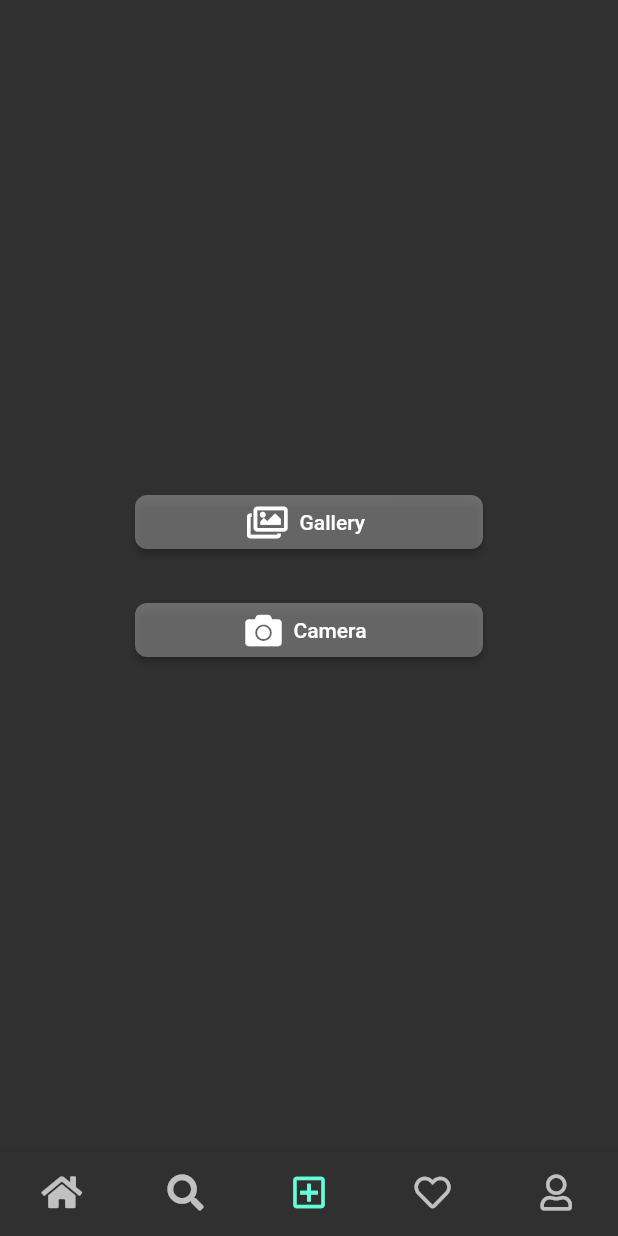
After one commit to John-Thailand/insta_clone, a Flutter app: the HomeScreen screen opened directly, item 3 of the bottom bar chosen, on a phone screen of 412 x 824 dp. The commit adds this screen. Run offline on Flutter 3.47's test engine with Material 2 defaults, Android fonts, the phone set to English and light mode, and no system bars; our stand-ins replace cloud_firestore, firebase_auth, firebase_core, fluttertoast, font_awesome_flutter, geocoding and 3 more; accounts and stored records are empty; Roboto replaces fonts that are missing (NotoSansJP-Medium).

Commit message:
画像取得・位置情報取得

```diff
--- a/lib/style.dart
+++ b/lib/style.dart
@@ -6,3 +6,8 @@ const BoldFont = "NotoSansJP-Bold";
 
 //Login
 const loginTitleTextStyle = TextStyle(fontFamily: TitleFont, fontSize: 48);
+
+//Post
+const postCationTextStyle = TextStyle(fontFamily: RegularFont, fontSize: 14.0);
+const postLocationTextStyle =
+    TextStyle(fontFamily: RegularFont, fontSize: 16.0);
--- /dev/null
+++ b/lib/utils/constants.dart
@@ -0,0 +1,9 @@
+enum UploadType {
+  GALLERY,
+  CAMERA,
+}
+
+enum PostCaptionOpenMode {
+  FROM_POST,
+  FROM_FEED,
+}
--- a/lib/view/home_screen.dart
+++ b/lib/view/home_screen.dart
@@ -1,13 +1,72 @@
 import 'package:flutter/material.dart';
+import 'package:font_awesome_flutter/font_awesome_flutter.dart';
 import 'package:insta_clone/generated/l10n.dart';
+import 'package:insta_clone/view/activities/pages/activities_page.dart';
+import 'package:insta_clone/view/feed/pages/feed_page.dart';
+import 'package:insta_clone/view/post/pages/post_page.dart';
+import 'package:insta_clone/view/profile/pages/profile_page.dart';
+import 'package:insta_clone/view/search/pages/search_page.dart';
 
-class HomeScreen extends StatelessWidget {
+class HomeScreen extends StatefulWidget {
   const HomeScreen({Key? key}) : super(key: key);
 
   @override
+  State<HomeScreen> createState() => _HomeScreenState();
+}
+
+class _HomeScreenState extends State<HomeScreen> {
+  List<Widget> _pages = [];
+  int _currentIndex = 0;
+
+  @override
+  void initState() {
+    _pages = [
+      FeedPage(),
+      SearchPage(),
+      PostPage(),
+      ActivitiesPage(),
+      ProfilePage(),
+    ];
+    super.initState();
+  }
+
+  @override
   Widget build(BuildContext context) {
-    return Center(
-      child: Text(S.of(context).appTitle),
+    return Scaffold(
+      body: _pages[_currentIndex],
+      bottomNavigationBar: BottomNavigationBar(
+        type: BottomNavigationBarType.fixed,
+        showSelectedLabels: false,
+        showUnselectedLabels: false,
+        currentIndex: _currentIndex,
+        onTap: (index) {
+          setState(() {
+            _currentIndex = index;
+          });
+        },
+        items: [
+          BottomNavigationBarItem(
+            icon: FaIcon(FontAwesomeIcons.home),
+            label: S.of(context).home,
+          ),
+          BottomNavigationBarItem(
+            icon: FaIcon(FontAwesomeIcons.search),
+            label: S.of(context).search,
+          ),
+          BottomNavigationBarItem(
+            icon: FaIcon(FontAwesomeIcons.plusSquare),
+            label: S.of(context).add,
+          ),
+          BottomNavigationBarItem(
+            icon: FaIcon(FontAwesomeIcons.heart),
+            label: S.of(context).activities,
+          ),
+          BottomNavigationBarItem(
+            icon: FaIcon(FontAwesomeIcons.user),
+            label: S.of(context).user,
+          ),
+        ],
+      ),
     );
   }
 }
--- /dev/null
+++ b/lib/view/post/pages/post_page.dart
@@ -0,0 +1,52 @@
+import 'package:flutter/material.dart';
+import 'package:font_awesome_flutter/font_awesome_flutter.dart';
+import 'package:insta_clone/generated/l10n.dart';
+import 'package:insta_clone/utils/constants.dart';
+import 'package:insta_clone/view/common/components/button_with_icon.dart';
+import 'package:insta_clone/view/post/screens/post_upload_screen.dart';
+
+class PostPage extends StatelessWidget {
+  const PostPage({Key? key}) : super(key: key);
+
+  @override
+  Widget build(BuildContext context) {
+    return Scaffold(
+      body: Center(
+        child: Padding(
+          padding: const EdgeInsets.symmetric(horizontal: 90.0),
+          child: Column(
+            mainAxisAlignment: MainAxisAlignment.center,
+            crossAxisAlignment: CrossAxisAlignment.stretch,
+            children: [
+              ButtonWithIcon(
+                iconData: FontAwesomeIcons.images,
+                label: S.of(context).gallery,
+                onPressed: () async {
+                  await _openPostUploadScreen(UploadType.GALLERY, context);
+                },
+              ),
+              SizedBox(height: 24.0),
+              ButtonWithIcon(
+                iconData: FontAwesomeIcons.camera,
+                label: S.of(context).camera,
+                onPressed: () async {
+                  await _openPostUploadScreen(UploadType.CAMERA, context);
+                },
+              ),
+            ],
+          ),
+        ),
+      ),
+    );
+  }
+
+  Future<void> _openPostUploadScreen(
+      UploadType uploadType, BuildContext context) async {
+    await Navigator.push(
+      context,
+      MaterialPageRoute(
+        builder: (context) => PostUploadScreen(uploadType: uploadType),
+      ),
+    );
+  }
+}
--- a/pubspec.yaml
+++ b/pubspec.yaml
@@ -45,6 +45,9 @@ dependencies:
   provider: ^6.0.1
   font_awesome_flutter: ^9.2.0
   fluttertoast: ^8.0.8
+  image_picker: ^0.8.4+4
+  geolocator: ^8.0.1
+  geocoding: ^2.0.1
 
 dev_dependencies:
   flutter_test:
```
Also changed, not shown: lib/data_models/location.dart (added, +83 -0 lines), lib/di/providers.dart (+18 -0 lines), lib/models/location/location_manager.dart (added, +51 -0 lines), lib/models/repositories/post_repository.dart (added, +33 -0 lines), lib/view/activities/pages/activities_page.dart (added, +14 -0 lines), lib/view/feed/pages/feed_page.dart (added, +14 -0 lines), lib/view/post/components/hero_image.dart (added, +23 -0 lines), lib/view/post/components/post_caption_input_text_field.dart (added, +52 -0 lines), lib/view/post/components/post_caption_part.dart (added, +47 -0 lines), lib/view/post/components/post_location_part.dart (added, +55 -0 lines), lib/view/post/screens/enlarge_image_screen.dart (added, +25 -0 lines), lib/view/post/screens/post_upload_screen.dart (added, +71 -0 lines), lib/view/profile/pages/profile_page.dart (added, +14 -0 lines), lib/view/search/pages/search_page.dart (added, +14 -0 lines), 2 more files, 4 other files.
